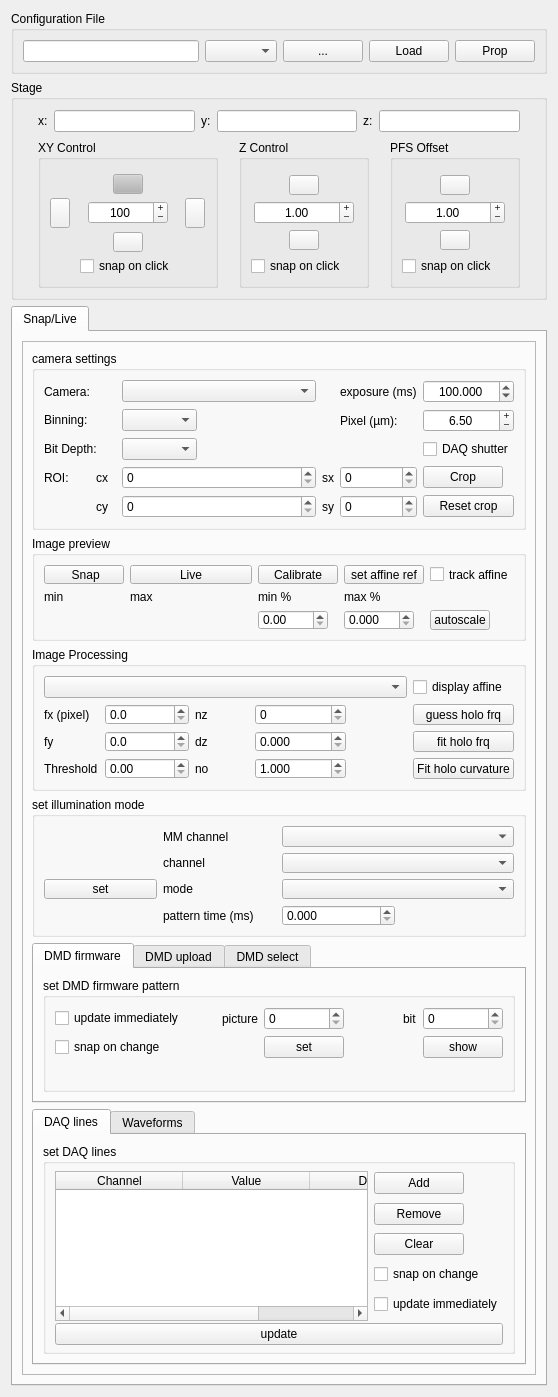
First picture: the form in micromanager_gui/_ui/micromanager_gui.ui, repository QI2lab/napari-micromanager, before the edit.
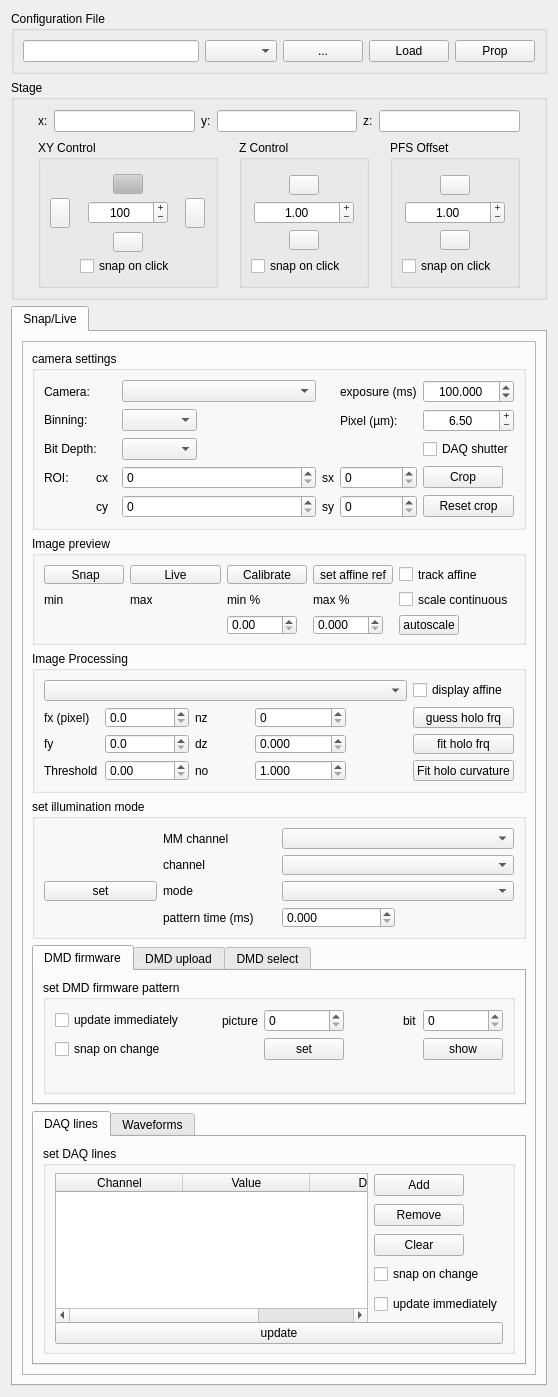
Second picture: the form after the edit.

Commit message: added checkbox to automatically scale images as they are aquired. Useful during initial focusing

The edit to the form file:
```diff
--- a/micromanager_gui/_ui/micromanager_gui.ui
+++ b/micromanager_gui/_ui/micromanager_gui.ui
@@ -1209,6 +1209,13 @@
                </property>
               </widget>
              </item>
+             <item row="3" column="4">
+              <widget class="QCheckBox" name="scale_continuous_checkBox">
+               <property name="text">
+                <string>scale continuous</string>
+               </property>
+              </widget>
+             </item>
             </layout>
            </widget>
           </item>
```
The commit also changes 1 other file.
